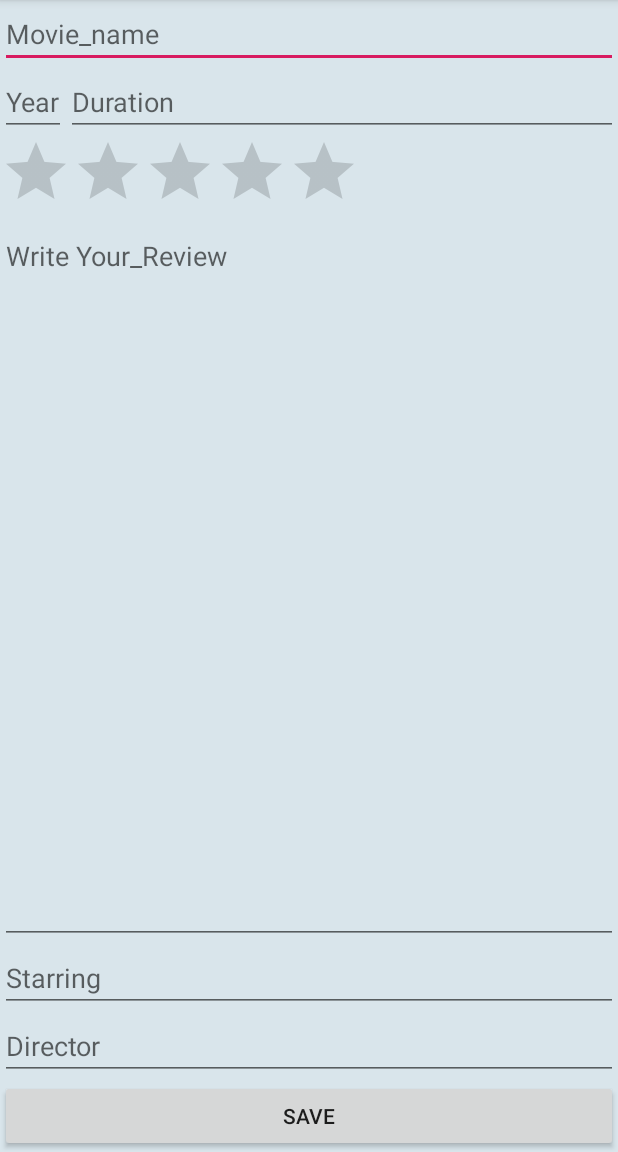
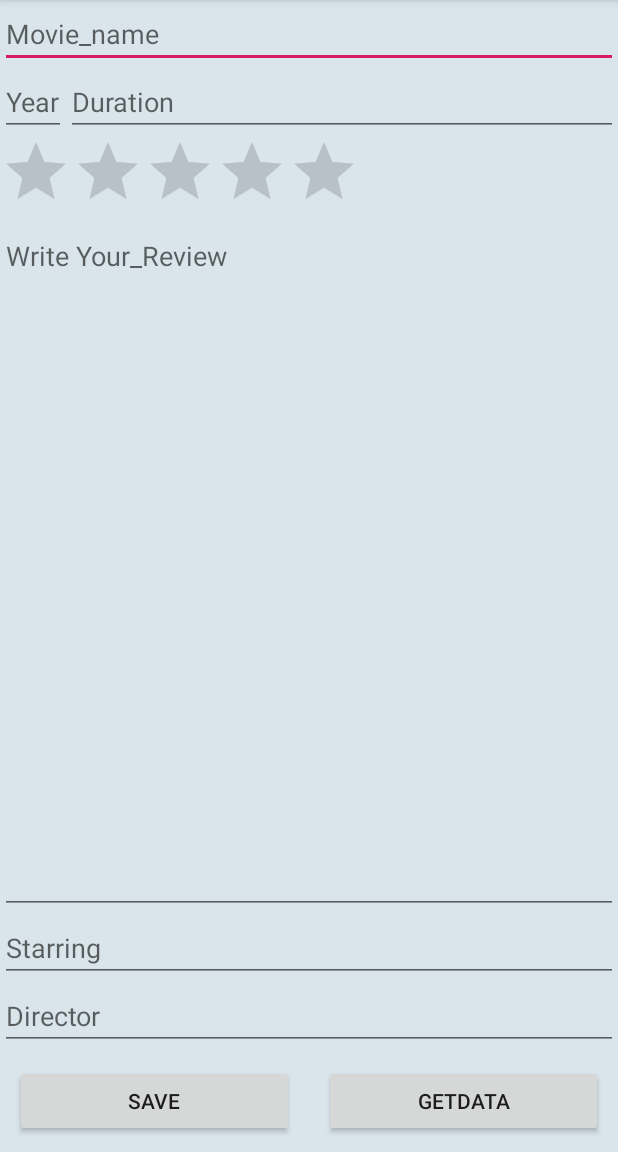
Before and after one commit to Takshaksh/AndroidProjects, an Android app: the Main3Activity screen opened directly, with no data from a screen before it, after a tap on "SAVE", on a phone screen of 412 x 824 dp, the part 84-1236 px from its top. Run offline under Robolectric (Android 15) with nearby library versions, the phone set to English and light mode, and no system bars.

Commit message:
Add files via upload

```diff
--- a/ClickUI/app/src/main/AndroidManifest.xml
+++ b/ClickUI/app/src/main/AndroidManifest.xml
@@ -1,6 +1,9 @@
 <?xml version="1.0" encoding="utf-8"?>
 <manifest xmlns:android="http://schemas.android.com/apk/res/android"
     package="com.linuxh2o.clickui">
+
+    <uses-permission android:name="android.permission.CALL_PHONE" />
+    <uses-permission android:name="android.permission.INTERNET" />
 
     <application
         android:allowBackup="true"
@@ -9,6 +12,7 @@
         android:roundIcon="@mipmap/ic_launcher_round"
         android:supportsRtl="true"
         android:theme="@style/AppTheme">
+        <activity android:name=".Main4Activity"></activity>
         <activity android:name=".Main3Activity" />
         <activity android:name=".Main2Activity" />
         <activity android:name=".MainActivity">
--- /dev/null
+++ b/ClickUI/app/src/main/java/com/linuxh2o/clickui/DatabaseHelper.java
@@ -0,0 +1,64 @@
+package com.linuxh2o.clickui;
+
+import android.content.ContentValues;
+import android.content.Context;
+import android.database.Cursor;
+import android.database.sqlite.SQLiteDatabase;
+import android.database.sqlite.SQLiteOpenHelper;
+
+import androidx.annotation.Nullable;
+
+public class DatabaseHelper extends SQLiteOpenHelper {
+
+    public static final String DATABASE_NAME = "movies.db";
+    public static final String TABLE_NAME = "movies_table";
+    public static final String COL_1 = "ID";
+    public static final String COL_2 = "NAME";
+    public static final String COL_3 = "YEAR";
+//    public static final String COL_4 = "GENRE";
+//    public static final String COL_5 = "DIRECTOR";
+//    public static final String COL_6 = "REVIEW";
+//    public static final String COL_7 = "RATINGBAR";
+
+
+    public DatabaseHelper(@Nullable Context context/*, @Nullable String name, @Nullable SQLiteDatabase.CursorFactory factory, int version*/) {
+        super(context, DATABASE_NAME, null, 1);
+        //SQLiteDatabase db = this.getWritableDatabase();
+    }
+
+    @Override
+    public void onCreate(SQLiteDatabase db) {
+
+       db.execSQL("create table " + TABLE_NAME + " (ID INTEGER PRIMARY KEY AUTOINCREMENT, NAME TEXT, YEAR TEXT )");
+
+    }
+
+    @Override
+    public void onUpgrade(SQLiteDatabase db, int oldVersion, int newVersion) {
+        db.execSQL("DROP TABLE IF EXISTS " + TABLE_NAME);
+        onCreate(db);
+
+    }
+
+    public boolean insertMovieData(String name, String year){
+        SQLiteDatabase db = this.getWritableDatabase();
+        ContentValues contentValues = new ContentValues();
+
+        contentValues.put(COL_2, name);
+        contentValues.put(COL_3, year);
+
+        long result = db.insert(TABLE_NAME, null, contentValues);
+
+        if (result == -1)
+            return false;
+        else
+            return true;
+    }
+
+    public Cursor getTheData(){
+        SQLiteDatabase db = this.getWritableDatabase();
+        Cursor res = db.rawQuery("select * from " + TABLE_NAME, null);
+        return res;
+
+    }
+}
--- a/ClickUI/app/src/main/java/com/linuxh2o/clickui/Main3Activity.java
+++ b/ClickUI/app/src/main/java/com/linuxh2o/clickui/Main3Activity.java
@@ -2,6 +2,8 @@ package com.linuxh2o.clickui;
 
 import androidx.appcompat.app.AppCompatActivity;
 
+import android.content.Intent;
+import android.database.Cursor;
 import android.os.Bundle;
 import android.view.View;
 import android.widget.Button;
@@ -13,46 +15,82 @@ public class Main3Activity extends AppCompatActivity /*implements RatingBar.OnRa
 
     private EditText movieName, userReview, releaseYear, movieDuration, movieStarring, movieDirector;
     private RatingBar yourRating;
-    private Button mSaveButton;
+    private Button mSaveButton, mGetButton;
+    DatabaseHelper myDatabase;
 
     @Override
     protected void onCreate(Bundle savedInstanceState) {
         super.onCreate(savedInstanceState);
         setContentView(R.layout.activity_main3);
 
+        myDatabase = new DatabaseHelper(this);
 
         mSaveButton = findViewById(R.id.save);
+        mGetButton = findViewById(R.id.getdata);
         movieName = findViewById(R.id.movie);
-        userReview= findViewById(R.id.review);
-        releaseYear= findViewById(R.id.year);
-        movieDuration= findViewById(R.id.duration);
-        movieStarring= findViewById(R.id.starring);
-        movieDirector= findViewById(R.id.director);
-        yourRating= findViewById(R.id.ratingBar);
+        userReview = findViewById(R.id.review);
+        releaseYear = findViewById(R.id.year);
+        movieDuration = findViewById(R.id.duration);
+        movieStarring = findViewById(R.id.starring);
+        movieDirector = findViewById(R.id.director);
+        yourRating = findViewById(R.id.ratingBar);
 
 //        yourRating.setOnRatingBarChangeListener(this);
         mSaveButton.setOnClickListener(new View.OnClickListener() {
             @Override
             public void onClick(View v) {
-                String str  = movieName.getText().toString();
-                String str1 = userReview.getText().toString();
+                String str = movieName.getText().toString();
+//                String str1 = userReview.getText().toString();
                 String str2 = releaseYear.getText().toString();
-                String str3 = movieDuration.getText().toString();
-                String str4 = movieDirector.getText().toString();
-                String str5 = movieStarring.getText().toString();
+//                String str3 = movieDuration.getText().toString();
+//                String str4 = movieDirector.getText().toString();
+//                String str5 = movieStarring.getText().toString();
+//
+//                if (str.equalsIgnoreCase("")
+//                        || str1.equalsIgnoreCase("")
+//                        || str2.equalsIgnoreCase("")
+//                        || str3.equalsIgnoreCase("")
+//                        || str4.equalsIgnoreCase("")
+//                        || str5.equalsIgnoreCase("") || yourRating.getRating() == 0.0){
+//                    Toast.makeText(getApplicationContext(), "Fill it up", Toast.LENGTH_SHORT).show();
+//
+//                }else {
+//                    Toast.makeText(getApplicationContext(), "All Filled up", Toast.LENGTH_SHORT).show();
+//
+//                }
 
-                if (str.equalsIgnoreCase("")
-                        || str1.equalsIgnoreCase("")
-                        || str2.equalsIgnoreCase("")
-                        || str3.equalsIgnoreCase("")
-                        || str4.equalsIgnoreCase("")
-                        || str5.equalsIgnoreCase("") || yourRating.getRating() == 0.0){
-                    Toast.makeText(getApplicationContext(), "Fill it up", Toast.LENGTH_SHORT).show();
+                boolean result = myDatabase.insertMovieData(str, str2);
 
-                }else {
-                    Toast.makeText(getApplicationContext(), "All Filled up", Toast.LENGTH_SHORT).show();
+                if (result = true)
+                    Toast.makeText(getApplicationContext(), "Data inserted", Toast.LENGTH_SHORT).show();
+                else
+                    Toast.makeText(getApplicationContext(), "Data not inserted", Toast.LENGTH_SHORT).show();
 
+            }
+        });
+
+
+        mGetButton.setOnClickListener(new View.OnClickListener() {
+            @Override
+            public void onClick(View v) {
+
+                Cursor res = myDatabase.getTheData();
+                if (res.getCount() == 0){
+                    Toast.makeText(getApplicationContext(), "No Data found", Toast.LENGTH_SHORT).show();
+                    return;
                 }
+
+                StringBuffer buffer = new StringBuffer();
+                while (res.moveToNext()){
+                    buffer.append("ID - " + res.getString(0) + "\n");
+                    buffer.append("NAME - " + res.getString(1) + "\n");
+                    buffer.append("YEAR - " + res.getString(2) + "\n\n");
+                }
+
+                Intent i = new Intent(getApplicationContext(), Main4Activity.class);
+                i.putExtra("Data", buffer.toString());
+                startActivity(i);
+
             }
         });
 
@@ -60,8 +98,6 @@ public class Main3Activity extends AppCompatActivity /*implements RatingBar.OnRa
 
     }
 
-//    @Override
-//    public void onRatingChanged(RatingBar ratingBar, float rating, boolean fromUser) {
-//        yourRating.setRating(rating);
-//    }
+
+
 }
--- a/ClickUI/app/src/main/res/layout/activity_main3.xml
+++ b/ClickUI/app/src/main/res/layout/activity_main3.xml
@@ -62,9 +62,25 @@
         android:hint="Director">
     </EditText>
 
+    <LinearLayout android:id="@+id/LinearLaout2"
+        android:layout_height="wrap_content"
+        android:layout_width="match_parent"
+        android:orientation="horizontal">
+
     <Button android:layout_height="wrap_content"
         android:text="Save"
         android:id="@+id/save"
-        android:layout_width="match_parent">
+        android:layout_weight="1"
+        android:layout_margin="10dp"
+        android:layout_width="wrap_content">
     </Button>
+
+        <Button android:layout_height="wrap_content"
+            android:text="GetData"
+            android:id="@+id/getdata"
+            android:layout_weight="1"
+            android:layout_margin="10dp"
+            android:layout_width="wrap_content">
+        </Button>
+    </LinearLayout>
 </LinearLayout>
```
Also changed, not shown: ClickUI/app/src/main/java/com/linuxh2o/clickui/Main4Activity.java (added, +23 -0 lines), ClickUI/app/src/main/java/com/linuxh2o/clickui/MainActivity.java (+27 -0 lines), ClickUI/app/src/main/res/layout/activity_main.xml (+48 -11 lines), ClickUI/app/src/main/res/layout/activity_main4.xml (added, +26 -0 lines).
